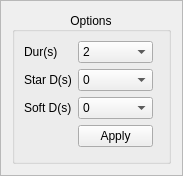
Old version of the form ui/optionsframe.ui in the repository eshenhu/QtDemo.
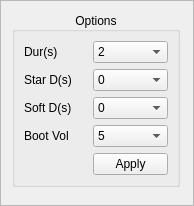
New version of the form.

```diff
--- a/ui/optionsframe.ui
+++ b/ui/optionsframe.ui
@@ -6,8 +6,8 @@
    <rect>
     <x>0</x>
     <y>0</y>
-    <width>183</width>
-    <height>176</height>
+    <width>194</width>
+    <height>206</height>
    </rect>
   </property>
   <property name="sizePolicy">
@@ -16,6 +16,12 @@
     <verstretch>0</verstretch>
    </sizepolicy>
   </property>
+  <property name="minimumSize">
+   <size>
+    <width>194</width>
+    <height>0</height>
+   </size>
+  </property>
   <property name="windowTitle">
    <string>Frame</string>
   </property>
@@ -26,7 +32,7 @@
    <enum>QFrame::Raised</enum>
   </property>
   <layout class="QGridLayout" name="gridLayout">
-   <item row="0" column="0">
+   <item row="0" column="0" alignment="Qt::AlignLeft|Qt::AlignTop">
     <widget class="QGroupBox" name="groupBox">
      <property name="sizePolicy">
       <sizepolicy hsizetype="Preferred" vsizetype="Preferred">
@@ -34,13 +40,93 @@
        <verstretch>3</verstretch>
       </sizepolicy>
      </property>
+     <property name="minimumSize">
+      <size>
+       <width>168</width>
+       <height>0</height>
+      </size>
+     </property>
      <property name="title">
       <string>Options</string>
      </property>
      <property name="alignment">
       <set>Qt::AlignCenter</set>
      </property>
-     <layout class="QFormLayout" name="formLayout">
+     <layout class="QGridLayout" name="gridLayout_2">
+      <item row="2" column="1">
+       <widget class="QComboBox" name="softdelay_comboBox">
+        <property name="minimumSize">
+         <size>
+          <width>0</width>
+          <height>0</height>
+         </size>
+        </property>
+        <property name="maximumSize">
+         <size>
+          <width>75</width>
+          <height>16777215</height>
+         </size>
+        </property>
+        <item>
+         <property name="text">
+          <string>0</string>
+         </property>
+        </item>
+        <item>
+         <property name="text">
+          <string>2</string>
+         </property>
+        </item>
+        <item>
+         <property name="text">
+          <string>5</string>
+         </property>
+        </item>
+        <item>
+         <property name="text">
+          <string>10</string>
+         </property>
+        </item>
+       </widget>
+      </item>
+      <item row="1" column="0">
+       <widget class="QLabel" name="label_2">
+        <property name="minimumSize">
+         <size>
+          <width>0</width>
+          <height>0</height>
+         </size>
+        </property>
+        <property name="maximumSize">
+         <size>
+          <width>100</width>
+          <height>16777215</height>
+         </size>
+        </property>
+        <property name="text">
+         <string>Star D(s)</string>
+        </property>
+       </widget>
+      </item>
+      <item row="4" column="1">
+       <widget class="QPushButton" name="apply_button">
+        <property name="minimumSize">
+         <size>
+          <width>75</width>
+          <height>0</height>
+         </size>
+        </property>
+        <property name="maximumSize">
+         <size>
+          <width>75</width>
+          <height>16777215</height>
+         </size>
+        </property>
+        <property name="text">
+         <string>Apply</string>
+        </property>
+       </widget>
+      </item>
       <item row="0" column="0">
        <widget class="QLabel" name="label">
         <property name="minimumSize">
@@ -110,25 +196,6 @@
         </item>
        </widget>
       </item>
-      <item row="1" column="0">
-       <widget class="QLabel" name="label_2">
-        <property name="minimumSize">
-         <size>
-          <width>0</width>
-          <height>0</height>
-         </size>
-        </property>
-        <property name="maximumSize">
-         <size>
-          <width>100</width>
-          <height>16777215</height>
-         </size>
-        </property>
-        <property name="text">
-         <string>Star D(s)</string>
-        </property>
-       </widget>
-      </item>
       <item row="1" column="1">
        <widget class="QComboBox" name="startdelay_comboBox">
         <property name="minimumSize">
@@ -165,6 +232,19 @@
         </item>
        </widget>
       </item>
+      <item row="4" column="0">
+       <spacer name="horizontalSpacer">
+        <property name="orientation">
+         <enum>Qt::Horizontal</enum>
+        </property>
+        <property name="sizeHint" stdset="0">
+         <size>
+          <width>40</width>
+          <height>20</height>
+         </size>
+        </property>
+       </spacer>
+      </item>
       <item row="2" column="0">
        <widget class="QLabel" name="label_3">
         <property name="minimumSize">
@@ -184,47 +264,18 @@
         </property>
        </widget>
       </item>
-      <item row="2" column="1">
-       <widget class="QComboBox" name="stopdelay_comboBox">
-        <property name="minimumSize">
-         <size>
-          <width>0</width>
-          <height>0</height>
-         </size>
+      <item row="3" column="0">
+       <widget class="QLabel" name="label_4">
+        <property name="text">
+         <string>Boot Vol</string>
         </property>
-        <property name="maximumSize">
-         <size>
-          <width>75</width>
-          <height>16777215</height>
-         </size>
-        </property>
-        <item>
-         <property name="text">
-          <string>0</string>
-         </property>
-        </item>
-        <item>
-         <property name="text">
-          <string>2</string>
-         </property>
-        </item>
-        <item>
-         <property name="text">
-          <string>5</string>
-         </property>
-        </item>
-        <item>
-         <property name="text">
-          <string>10</string>
-         </property>
-        </item>
        </widget>
       </item>
       <item row="3" column="1">
-       <widget class="QPushButton" name="apply_button">
+       <widget class="QComboBox" name="bootvol_comboBox">
         <property name="minimumSize">
          <size>
-          <width>75</width>
+          <width>0</width>
           <height>0</height>
          </size>
         </property>
@@ -234,9 +285,21 @@
           <height>16777215</height>
          </size>
         </property>
-        <property name="text">
-         <string>Apply</string>
-        </property>
+        <item>
+         <property name="text">
+          <string>5</string>
+         </property>
+        </item>
+        <item>
+         <property name="text">
+          <string>10</string>
+         </property>
+        </item>
+        <item>
+         <property name="text">
+          <string>15</string>
+         </property>
+        </item>
        </widget>
       </item>
      </layout>
```
